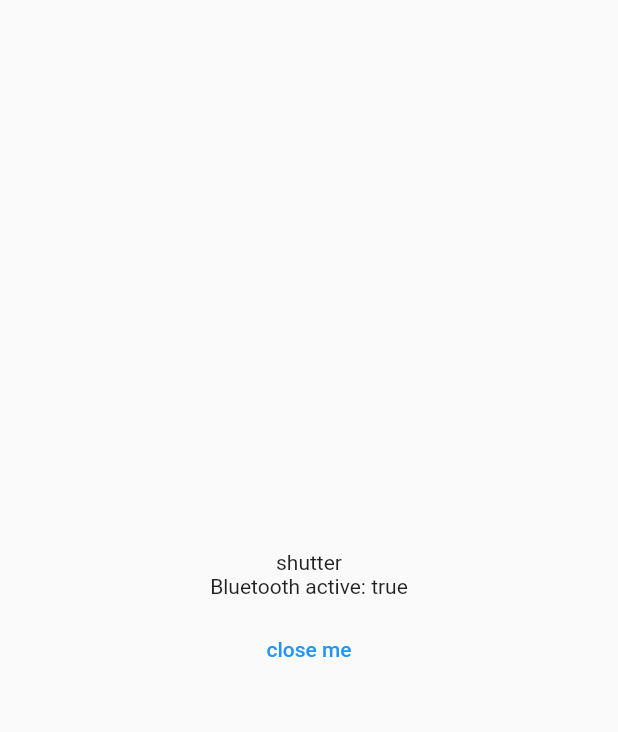
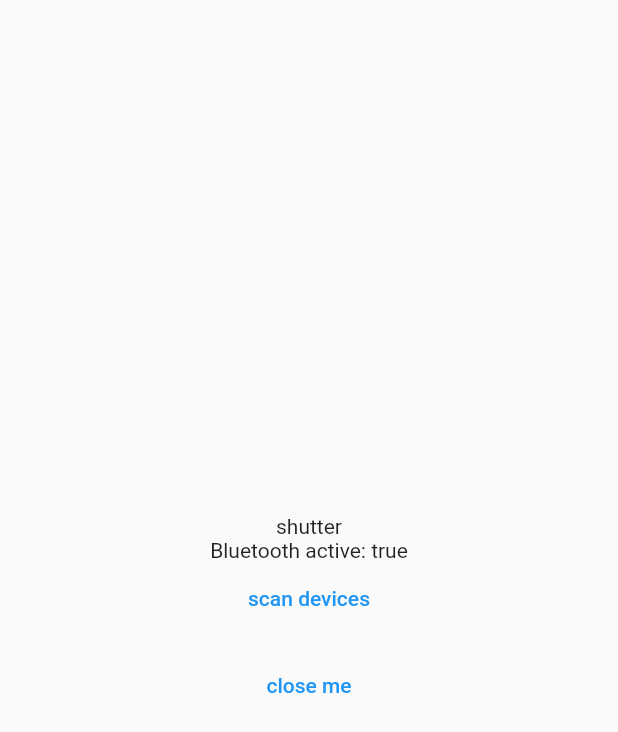
Before and after one commit to stachurski2/photoshutter, a Flutter app: the screen it shows after launch, after a tap on "Go as a shutter", on a phone screen of 412 x 824 dp. Shown: the top 732 px of the screen. Run offline on Flutter 3.47's test engine with Material 2 defaults, Android fonts, the phone set to English and light mode, and no system bars; our stand-ins replace bloc, equatable, flutter_bloc, flutter_blue_plus, focus_detector; missing offline and left inert: flutter_ble_peripheral.

Commit message:
setup ble sdk

```diff
--- a/lib/presentation/shutter/bloc/shutter_bloc.dart
+++ b/lib/presentation/shutter/bloc/shutter_bloc.dart
@@ -1,6 +1,7 @@
 import 'package:bloc/bloc.dart';
 import 'package:equatable/equatable.dart';
 import 'package:photoshutter/repository/bluetoothCentralRepository/bluetooth_central_repository_impl.dart';
+import 'package:photoshutter/repository/bluetoothCentralRepository/scanned_device.dart';
 part 'shutter_state.dart';
 part 'shutter_event.dart';
 
@@ -8,20 +9,27 @@ class ShutterBloc extends Bloc<ShutterEvent, ShutterState> {
 
   final BluetoothCentralRepository bluetoothCentralRepository;
 
+
   ShutterBloc({required this.bluetoothCentralRepository}) : super(ShutterState()) {
     on<ShutterAppearEvent>(_startBluetoothCentralState);
+    on<ShutterScanEvent>(_scanBluetoothDevicesState);
   }
 
   void _startBluetoothCentralState(ShutterAppearEvent event, Emitter<ShutterState> emit) async {
     final didBluetoothStartStream = bluetoothCentralRepository.runBluetoothCentral();
-    // await didBluetoothStart.listen((isBluetoothActive) async {
-    //   emit(state.copyWith(isBluetoothActive: isBluetoothActive));
-    // });
+
     await emit.forEach(didBluetoothStartStream, onData: (bool isBluetoothActive) {
-      print("test");
-      print(isBluetoothActive.toString());
       return state.copyWith(isBluetoothActive: isBluetoothActive);
     });
   }
 
+  void _scanBluetoothDevicesState(ShutterScanEvent event, Emitter<ShutterState> emit) async {
+    final scannedDevicesStream = bluetoothCentralRepository.scannedDevices().distinct();
+    bluetoothCentralRepository.scanDevices();
+
+    await emit.forEach(scannedDevicesStream, onData: (List<ScannedDevice> devices){
+      return state.copyWith(scannedDeviceList: devices);
+    });
+  }
+
 }
--- a/lib/presentation/shutter/bloc/shutter_event.dart
+++ b/lib/presentation/shutter/bloc/shutter_event.dart
@@ -8,3 +8,7 @@ abstract class ShutterEvent extends Equatable {
 class ShutterAppearEvent extends ShutterEvent {
 
 }
+
+class ShutterScanEvent extends ShutterEvent {
+
+}
--- a/lib/presentation/shutter/bloc/shutter_state.dart
+++ b/lib/presentation/shutter/bloc/shutter_state.dart
@@ -2,14 +2,17 @@ part of 'shutter_bloc.dart';
 
 class ShutterState {
   final bool isBluetoothActive;
+  final List<ScannedDevice> scannedDeviceList;
 
-  const ShutterState({
+  ShutterState({
+    this.scannedDeviceList = const <ScannedDevice>[],
     this.isBluetoothActive = false
   });
 
   ShutterState copyWith({
     bool? isBluetoothActive,
+    List<ScannedDevice>? scannedDeviceList
   }) {
-    return ShutterState(isBluetoothActive: isBluetoothActive ?? this.isBluetoothActive);
+    return ShutterState(isBluetoothActive: isBluetoothActive ?? this.isBluetoothActive, scannedDeviceList: scannedDeviceList ?? <ScannedDevice>[]);
   }
 }
--- a/lib/presentation/shutter/shutter_page.dart
+++ b/lib/presentation/shutter/shutter_page.dart
@@ -24,7 +24,6 @@ class _ShutterPage extends StatelessWidget {
           onVisibilityGained: (){
             BlocProvider.of<ShutterBloc>(context).add(ShutterAppearEvent());
             context.read<ShutterBloc>().add(ShutterAppearEvent());
-
           },
           child:
          Center(child:
@@ -33,6 +32,13 @@ class _ShutterPage extends StatelessWidget {
         children:<Widget>[
           Text("shutter"),
           Text("Bluetooth active: " + state.isBluetoothActive.toString()),
+         if(state.isBluetoothActive == true) ... [
+             TextButton(onPressed: () => {
+               BlocProvider.of<ShutterBloc>(context).add(ShutterScanEvent())
+             }, child: Text("scan devices")),
+           Column(children: state.scannedDeviceList.map((scannedDevice) => Row(children: [Spacer(), Text(scannedDevice.id), Text(scannedDevice.adLocalName ?? ""), Spacer()])).toList()),
+
+         ],
           SizedBox(height: 10,),
           TextButton(onPressed: () => {
             context.read<RouterCubit>().popExtra()
--- a/lib/repository/bluetoothCentralRepository/bluetooth_central_repository.dart
+++ b/lib/repository/bluetoothCentralRepository/bluetooth_central_repository.dart
@@ -2,4 +2,8 @@ part of 'bluetooth_central_repository_impl.dart';
 
 abstract class BluetoothCentralRepository {
   Stream<bool> runBluetoothCentral();
+
+  scanDevices();
+
+  Stream<List<ScannedDevice>> scannedDevices();
 }
--- /dev/null
+++ b/lib/repository/bluetoothCentralRepository/bluetooth_peripheral_repository.dart
@@ -0,0 +1,5 @@
+part of 'bluetooth_peripheral_repository_impl.dart';
+
+abstract class BluetoothPeripheralRepository {
+  Stream<bool> runBluetoothPeripheral();
+}
--- /dev/null
+++ b/lib/repository/bluetoothCentralRepository/scanned_device.dart
@@ -0,0 +1,5 @@
+class ScannedDevice {
+  final String id;
+  final String? adLocalName;
+  ScannedDevice(this.id, {this.adLocalName}) {}
+}
```
Also changed, not shown: lib/presentation/camera/bloc/camera_bloc.dart (added, +25 -0 lines), lib/presentation/camera/bloc/camera_event.dart (added, +10 -0 lines), lib/presentation/camera/bloc/camera_state.dart (added, +15 -0 lines), lib/presentation/camera/camera_page.dart (+15 -2 lines), lib/repository/bluetoothCentralRepository/bluetooth_central_repository_impl.dart (+12 -0 lines), lib/repository/bluetoothCentralRepository/bluetooth_peripheral_repository_impl.dart (added, +20 -0 lines), pubspec.lock, 2 other files.
